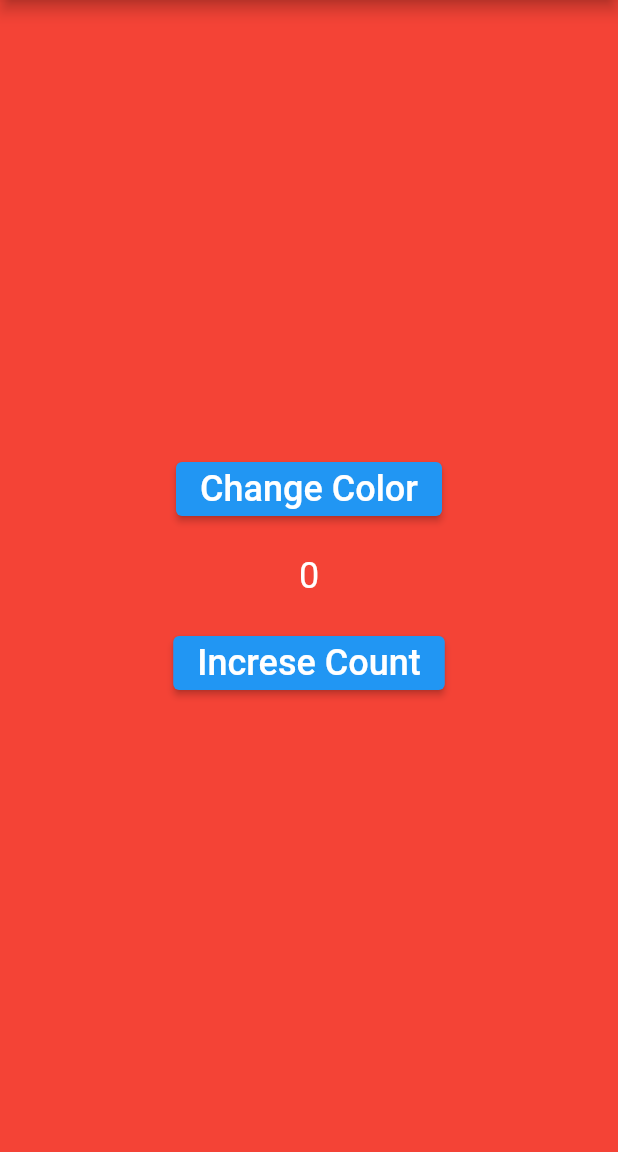
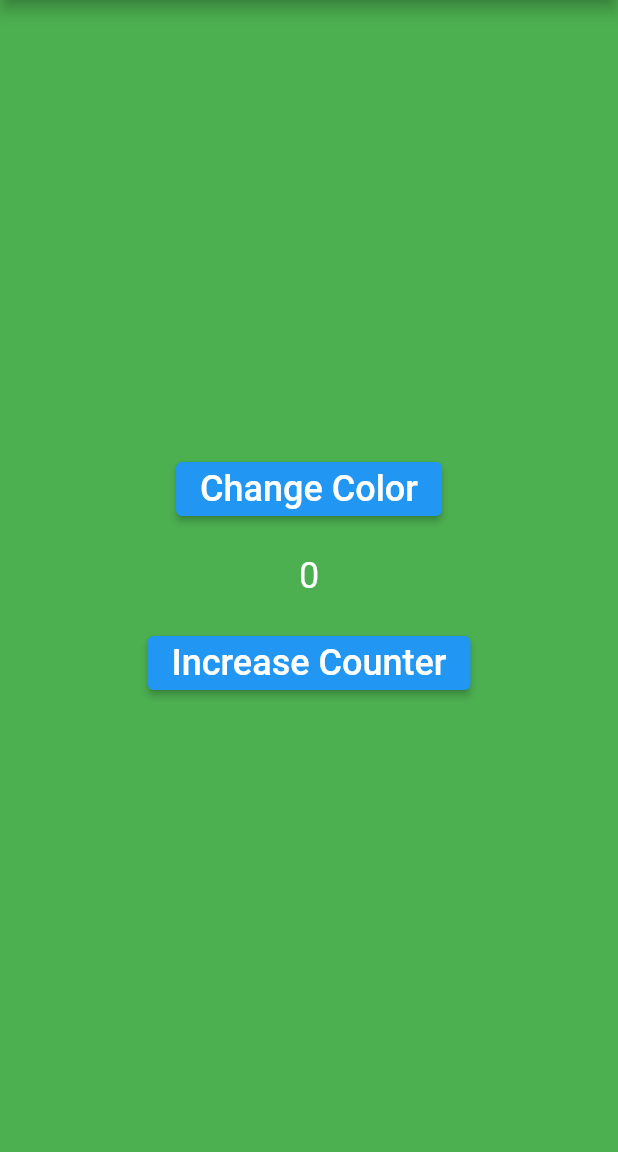
Before and after one commit to jsmile/cubit2cubit_listener, a Flutter app: the screen it shows after launch, after a tap on "Change Color", on a phone screen of 412 x 824 dp, the part 84-1236 px from its top. Run offline on Flutter 3.47's test engine with Material 2 defaults, Android fonts, the phone set to English and light mode, and no system bars; our stand-ins replace bloc, equatable, flutter_bloc.

Commit message:
BlocListener()를 이용한 Cubit communication

```diff
--- a/lib/cubits/counter/counter_cubit.dart
+++ b/lib/cubits/counter/counter_cubit.dart
@@ -8,7 +8,7 @@ class CounterCubit extends Cubit<CounterState> {
 
   CounterCubit() : super(CounterState.initial());
 
-  void increseCounter(int incrementSize) {
+  void changeCounter(int incrementSize) {
     emit(state.copyWith(counter: state.counter + incrementSize));
   }
 }
--- a/lib/cubits/counter/counter_state.dart
+++ b/lib/cubits/counter/counter_state.dart
@@ -7,7 +7,7 @@ class CounterState extends Equatable {
   const CounterState({
     required this.counter,
   });
-  factory CounterState.initial() => CounterState(counter: 0);
+  factory CounterState.initial() => const CounterState(counter: 0);
 
   CounterState copyWith({
     int? counter,
--- a/lib/main.dart
+++ b/lib/main.dart
@@ -44,8 +44,21 @@ class _MyHomePageState extends State<MyHomePage> {
 
   @override
   Widget build(BuildContext context) {
-    return Scaffold(
-      backgroundColor: Colors.red,
+    return BlocListener<ColorCubit, ColorState>(
+      listener: (context, state) {
+        if (state.color == Colors.red) {
+          incrementSize = 1;
+        } else if (state.color == Colors.green) {
+          incrementSize = 10;
+        } else if (state.color == Colors.blue) {
+          incrementSize = 100;
+        } else if (state.color == Colors.black) {
+          context.read<CounterCubit>().changeCounter(incrementSize);
+          incrementSize = -100;
+        }
+      },
+      child: Scaffold(
+        backgroundColor: context.watch<ColorCubit>().state.color,
         appBar: AppBar(
           backgroundColor: Theme.of(context).colorScheme.inversePrimary,
           title: Text(widget.title),
@@ -62,12 +75,14 @@ class _MyHomePageState extends State<MyHomePage> {
                     fontSize: 24.0,
                   ),
                 ),
-              onPressed: () {},
+                onPressed: () {
+                  context.read<ColorCubit>().changeColor();
+                },
               ),
               const SizedBox(height: 20.0),
-            const Text(
-              '0',
-              style: TextStyle(
+              Text(
+                '${context.watch<CounterCubit>().state.counter}',
+                style: const TextStyle(
                   color: Colors.white,
                   fontSize: 24.0,
                 ),
@@ -75,15 +90,18 @@ class _MyHomePageState extends State<MyHomePage> {
               const SizedBox(height: 20.0),
               ElevatedButton(
                 child: const Text(
-                'Increse Count',
+                  'Increase Counter',
                   style: TextStyle(
                     color: Colors.white,
                     fontSize: 24.0,
                   ),
                 ),
-              onPressed: () {},
+                onPressed: () {
+                  context.read<CounterCubit>().changeCounter(incrementSize);
+                },
               ),
             ],
+          ),
         ),
       ),
     );
```
Also changed, not shown: 1 other file. Lines whose indentation alone changed are shown as unchanged.
